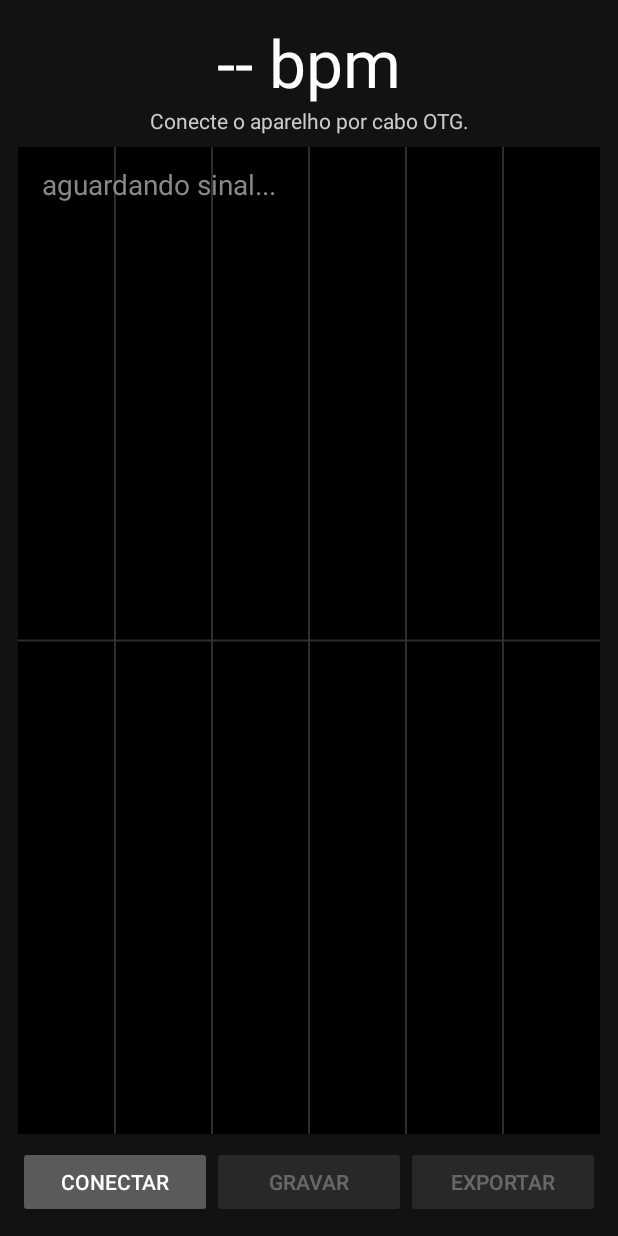
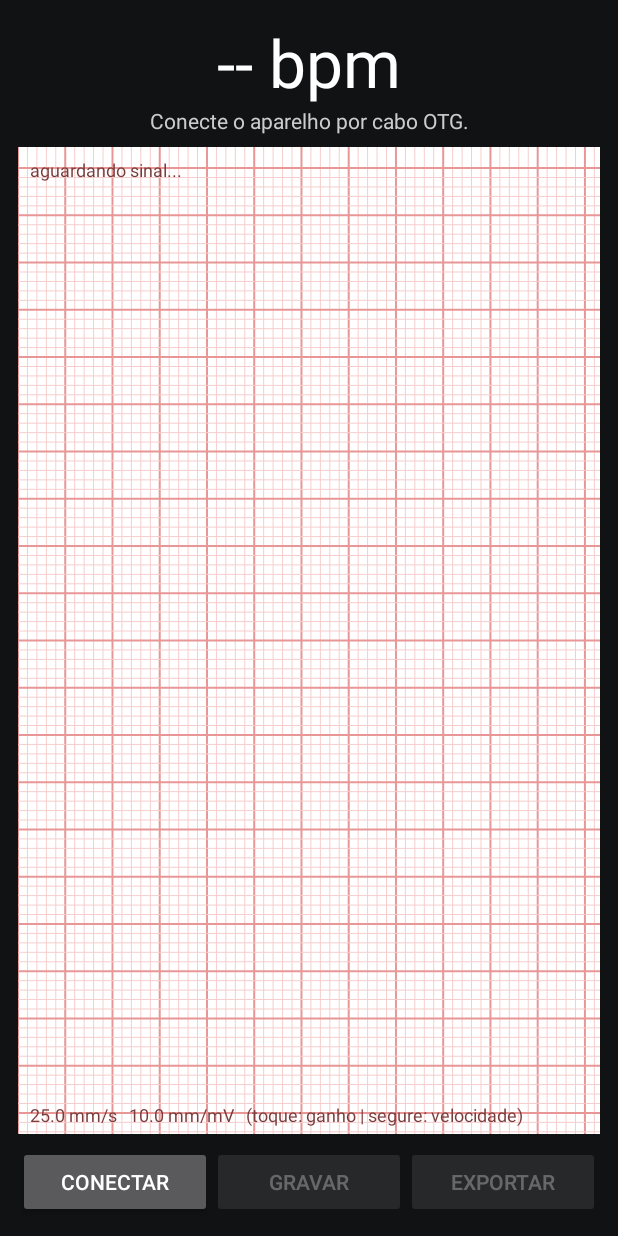
Before and after one commit to Smartup1/REA-Eletrocardiograma, an Android app: the screen it shows after launch (MainActivity), on a phone screen of 412 x 824 dp. Run offline under Robolectric (Android 15) with nearby library versions, the phone set to English and light mode, and no system bars; libraries missing offline, so code that uses them is left out: com.hoho.android; 4 statements that could not run were skipped.

Commit message:
Evolução do traçado ecg

```diff
--- a/app/src/main/java/com/snapecg/reader/EcgView.kt
+++ b/app/src/main/java/com/snapecg/reader/EcgView.kt
@@ -6,26 +6,41 @@ import android.graphics.Color
 import android.graphics.Paint
 import android.graphics.Path
 import android.view.View
-import kotlin.math.abs
-import kotlin.math.max
 
-/** Grafico de ECG rolante (ultimos 6 s), com escala automatica. */
+/**
+ * ECG em escala de papel calibrada: o tamanho fisico na tela segue o padrao clinico
+ * (25 mm/s e 10 mm/mV por padrao), usando o DPI real da tela. Grade de 1 mm e 5 mm.
+ * Toque = muda o ganho (5/10/20 mm/mV). Toque longo = muda a velocidade (12,5/25/50 mm/s).
+ */
 class EcgView(ctx: Context) : View(ctx) {
     private var data = FloatArray(0)
     private var head = 0
     private var count = 0
     private var fs = 200
-    private var scale = 600f
+    private val speeds = floatArrayOf(12.5f, 25f, 50f)
+    private val gains = floatArrayOf(5f, 10f, 20f)
+    private var speedIdx = 1
+    private var gainIdx = 1
+    private val dm = resources.displayMetrics
+    private val pxMmX = (if (dm.xdpi > 100f) dm.xdpi else 160f * dm.density) / 25.4f
+    private val pxMmY = (if (dm.ydpi > 100f) dm.ydpi else 160f * dm.density) / 25.4f
     private val path = Path()
     private val line = Paint(Paint.ANTI_ALIAS_FLAG).apply {
-        color = Color.rgb(0, 230, 118); strokeWidth = 4f; style = Paint.Style.STROKE
+        color = Color.BLACK; strokeWidth = 1.6f * dm.density
+        style = Paint.Style.STROKE; strokeJoin = Paint.Join.ROUND; strokeCap = Paint.Cap.ROUND
     }
-    private val grid = Paint().apply { color = Color.rgb(40, 46, 50); strokeWidth = 2f }
-    private val txt = Paint(Paint.ANTI_ALIAS_FLAG).apply { color = Color.GRAY; textSize = 28f }
+    private val minor = Paint().apply { color = Color.rgb(247, 205, 205); strokeWidth = 1f }
+    private val major = Paint().apply { color = Color.rgb(232, 150, 150); strokeWidth = 2f }
+    private val txt = Paint(Paint.ANTI_ALIAS_FLAG).apply { color = Color.rgb(120, 60, 60); textSize = 12f * dm.density }
+
+    init {
+        setOnClickListener { gainIdx = (gainIdx + 1) % gains.size; invalidate() }
+        setOnLongClickListener { speedIdx = (speedIdx + 1) % speeds.size; invalidate(); true }
+    }
 
     @Synchronized
     fun configure(rateHz: Int) {
-        fs = rateHz; data = FloatArray(rateHz * 6); head = 0; count = 0; scale = 600f
+        fs = rateHz; data = FloatArray(rateHz * 15); head = 0; count = 0
         postInvalidate()
     }
 
@@ -40,23 +55,32 @@ class EcgView(ctx: Context) : View(ctx) {
 
     @Synchronized
     override fun onDraw(c: Canvas) {
-        c.drawColor(Color.BLACK)
+        c.drawColor(Color.WHITE)
         val w = width.toFloat(); val h = height.toFloat()
-        for (s in 1..5) c.drawLine(w * s / 6f, 0f, w * s / 6f, h, grid)
-        c.drawLine(0f, h / 2, w, h / 2, grid)
-        if (count < 2) { c.drawText("aguardando sinal...", 24f, 48f, txt); return }
-        var peak = 0f
-        for (i in 0 until count) peak = max(peak, abs(data[i]))
-        scale += (max(peak * 1.2f, 500f) - scale) * 0.1f
+        val cy = h / 2f
+        // grade de papel: linhas a cada 1 mm, mais fortes a cada 5 mm; linha de base no centro
+        var i = 0
+        while (i * pxMmX <= w) { c.drawLine(i * pxMmX, 0f, i * pxMmX, h, if (i % 5 == 0) major else minor); i++ }
+        val off = cy % (5f * pxMmY)
+        i = 0
+        while (off + i * pxMmY <= h) { val y = off + i * pxMmY; c.drawLine(0f, y, w, y, if (i % 5 == 0) major else minor); i++ }
+
+        val label = "${speeds[speedIdx]} mm/s   ${gains[gainIdx]} mm/mV   (toque: ganho | segure: velocidade)"
+        c.drawText(label, 12f, h - 12f, txt)
+        if (count < 2) { c.drawText("aguardando sinal...", 12f, 12f + txt.textSize, txt); return }
+
+        val pxPerSample = pxMmX * speeds[speedIdx] / fs
+        val visible = ((w / pxPerSample).toInt() + 1).coerceIn(2, data.size)
+        val n = minOf(count, visible)
+        val first = (head - n + data.size) % data.size
+        val pxPerUv = gains[gainIdx] * pxMmY / 1000f          // mm/mV * px/mm / (uV/mV)
         path.reset()
-        val start = if (count < data.size) 0 else head
-        for (i in 0 until count) {
-            val v = data[(start + i) % data.size]
-            val x = w * i / data.size
-            val y = h / 2 - v / scale * (h / 2) * 0.95f
-            if (i == 0) path.moveTo(x, y) else path.lineTo(x, y)
+        for (k in 0 until n) {
+            val v = data[(first + k) % data.size]
+            val x = w - (n - 1 - k) * pxPerSample
+            val y = cy - v * pxPerUv
+            if (k == 0) path.moveTo(x, y) else path.lineTo(x, y)
         }
         c.drawPath(path, line)
-        c.drawText("±${scale.toInt()} µV   6 s", 24f, h - 16f, txt)
     }
 }
```
Also changed, not shown: app/src/main/java/com/snapecg/reader/Dsp.kt (+23 -17 lines), app/src/main/java/com/snapecg/reader/MainActivity.kt (+4 -7 lines), 1 other file.
